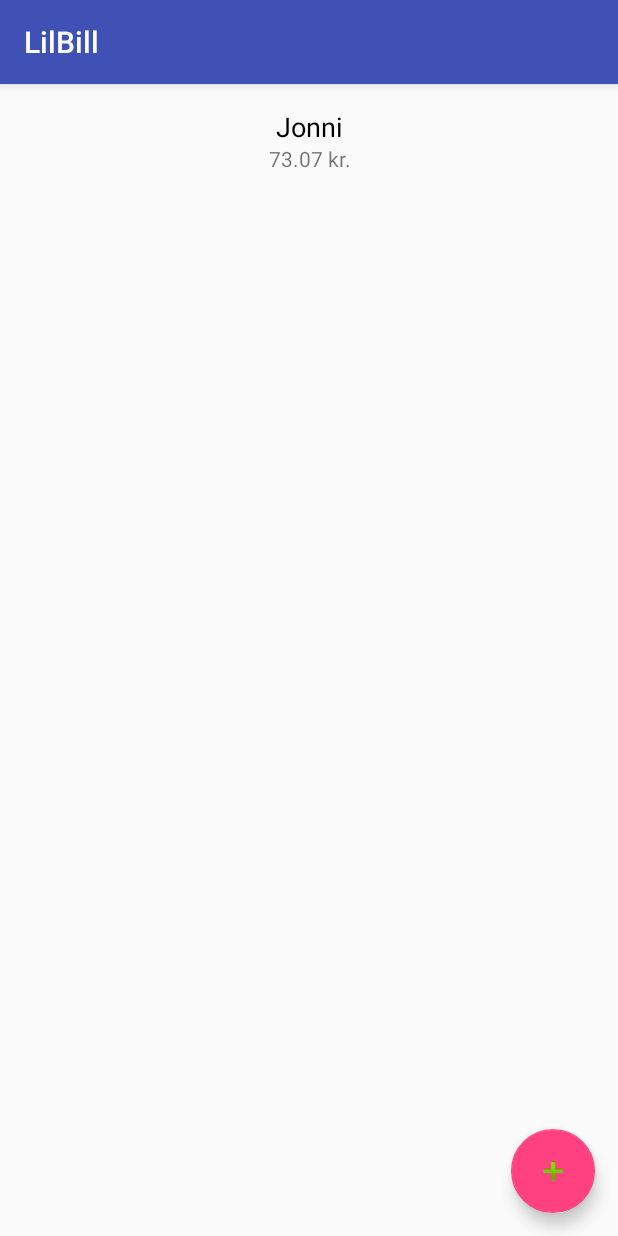
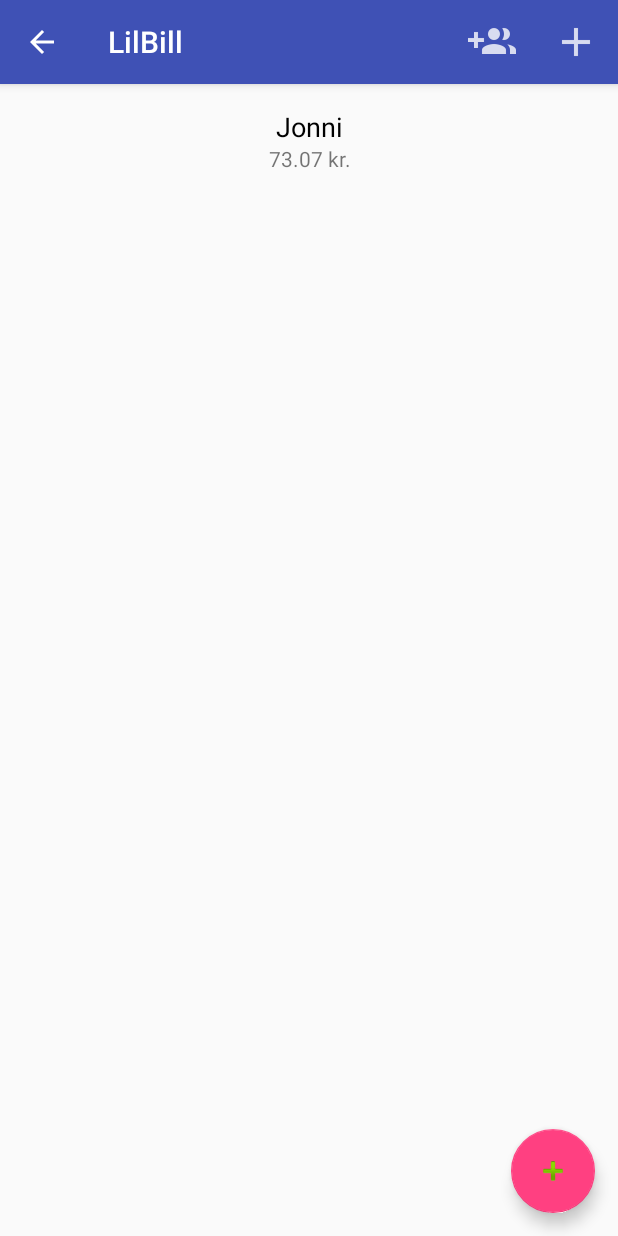
Before and after one commit to fridasnaedis/HBV601_2, an Android app: the AccountListFragment screen opened directly, with no data from a screen before it, on a phone screen of 412 x 824 dp. Run offline under Robolectric (Android 15) with nearby library versions, the phone set to English and light mode, and no system bars.

Commit message:
Toolbar sem virkar :)))

```diff
--- a/app/src/main/java/com/softwareproject2/hi/lilbill/features/account/AccountListFragment.java
+++ b/app/src/main/java/com/softwareproject2/hi/lilbill/features/account/AccountListFragment.java
@@ -6,12 +6,17 @@ import android.support.v4.app.Fragment;
 import android.support.v7.widget.LinearLayoutManager;
 import android.support.v7.widget.RecyclerView;
 import android.view.LayoutInflater;
+import android.view.Menu;
+import android.view.MenuInflater;
+import android.view.MenuItem;
 import android.view.View;
 import android.view.ViewGroup;
 import android.widget.TextView;
 
 import com.softwareproject2.hi.lilbill.AccountLab;
 import com.softwareproject2.hi.lilbill.R;
+import com.softwareproject2.hi.lilbill.features.transaction.NewFriendActivity;
+import com.softwareproject2.hi.lilbill.features.transaction.TransactionConstructionActivity;
 import com.softwareproject2.hi.lilbill.features.transactionlist.TransactionListActivity;
 
 import java.util.List;
@@ -20,6 +25,11 @@ public class AccountListFragment extends Fragment {
 
     private RecyclerView mCrimeRecyclerView;
     private AccountListFragment.AccountAdapter mAdapter;
+
+    public void onCreate(Bundle savedInstanceState) {
+        super.onCreate(savedInstanceState);
+        setHasOptionsMenu(true);
+    }
 
     @Override
     public View onCreateView(LayoutInflater inflater, ViewGroup container, Bundle savedInstanceState) {
@@ -33,6 +43,31 @@ public class AccountListFragment extends Fragment {
 
         return view;
 
+    }
+
+    public void onResume() {
+        super.onResume();
+        updateUI();
+    }
+
+    @Override
+    public void onCreateOptionsMenu(Menu menu, MenuInflater inflater) {
+        super.onCreateOptionsMenu(menu, inflater);
+        inflater.inflate(R.menu.fragment_account_list, menu);
+    }
+
+    @Override
+    public boolean onOptionsItemSelected(MenuItem item) {
+        switch (item.getItemId()) {
+            case R.id.menu_new_transaction:
+                startActivity(new Intent(getActivity(), TransactionConstructionActivity.class));
+                return true;
+            case R.id.menu_add_friend:
+                startActivity(new Intent(getActivity(), NewFriendActivity.class));
+                return true;
+            default:
+                return super.onOptionsItemSelected(item);
+        }
     }
 
     private void updateUI() {
--- /dev/null
+++ b/app/src/main/res/menu/fragment_account_list.xml
@@ -0,0 +1,14 @@
+<?xml version="1.0" encoding="utf-8"?>
+<menu xmlns:android="http://schemas.android.com/apk/res/android"
+    xmlns:app="http://schemas.android.com/apk/res-auto">
+    <item
+        android:id="@+id/menu_add_friend"
+        android:icon="@drawable/ic_menu_new_friend"
+        android:title="@string/menu_add_friend"
+        app:showAsAction="ifRoom|withText"/>
+    <item
+        android:id="@+id/menu_new_transaction"
+        android:icon="@drawable/ic_menu_add"
+        android:title="@string/menu_new_transaction"
+        app:showAsAction="ifRoom|withText"/>
+</menu>
--- a/app/src/main/res/values/strings.xml
+++ b/app/src/main/res/values/strings.xml
@@ -31,5 +31,8 @@
     <!-- Strings related to adding new friend -->
     <string name="enter_friend_username_label">Enter the username of your new friend</string>
     <string name="friend_username_hint">palli</string>
+    <!-- Strings related to toolbar -->
+    <string name="menu_new_transaction">New Transaction</string>
+    <string name="menu_add_friend">Add friend</string>
 
 </resources>
```
Also changed, not shown: app/src/main/AndroidManifest.xml (+24 -6 lines), app/src/main/java/com/softwareproject2/hi/lilbill/features/transactionlist/TransactionListFragment.java (+32 -1 lines), app/src/main/res/drawable-hdpi/ic_menu_add.png (added), app/src/main/res/drawable-hdpi/ic_menu_new_friend.png (added), app/src/main/res/drawable-mdpi/ic_menu_add.png (added), app/src/main/res/drawable-mdpi/ic_menu_new_friend.png (added), app/src/main/res/drawable-xhdpi/ic_menu_add.png (added), app/src/main/res/drawable-xhdpi/ic_menu_new_friend.png (added), app/src/main/res/drawable-xxhdpi/ic_menu_add.png (added), app/src/main/res/drawable-xxhdpi/ic_menu_new_friend.png (added), 1 other file.
